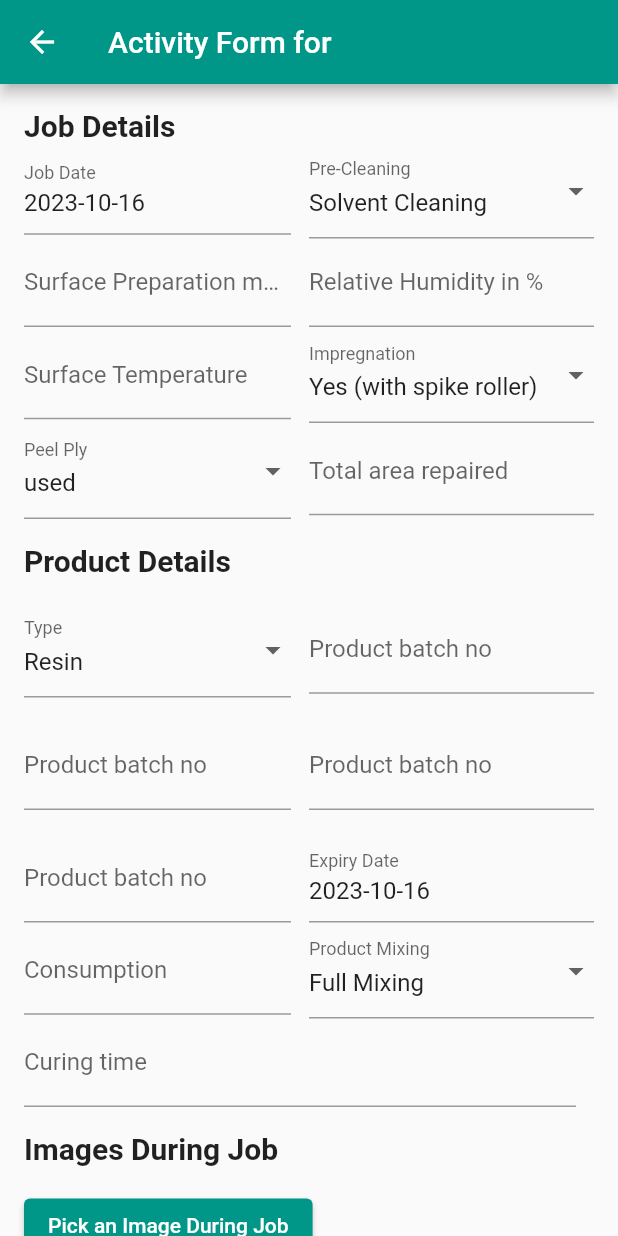
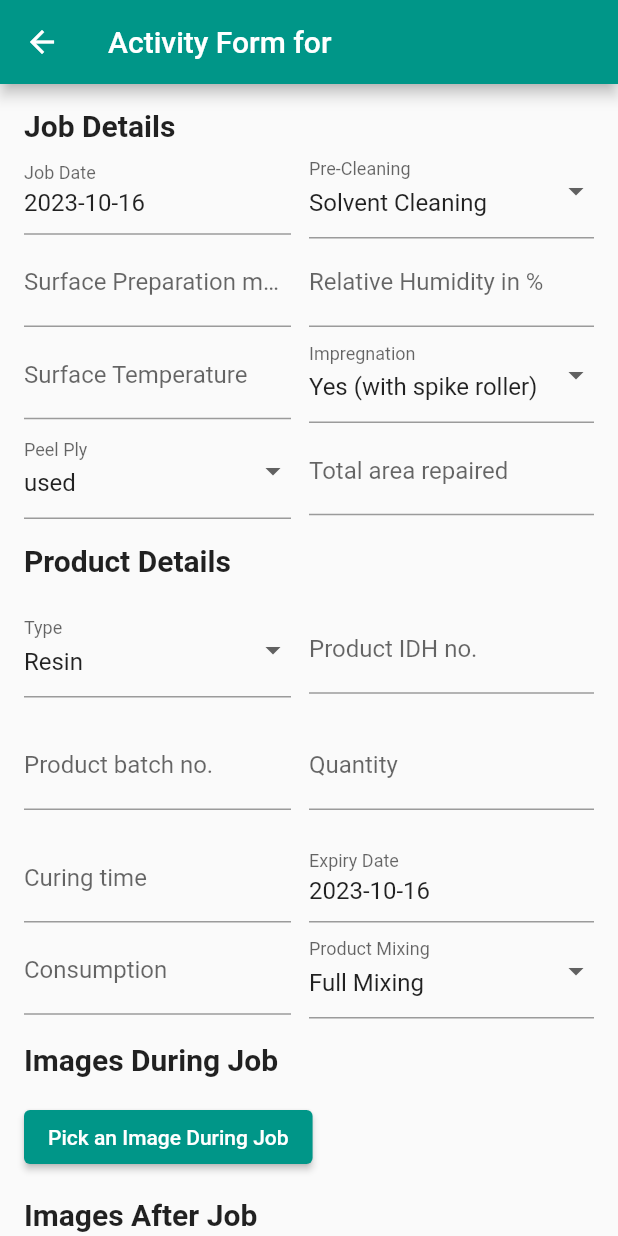
Before and after one commit to hirak214/jcr_app, a Flutter app: the ActivityFormPage screen opened directly with empty values, on a phone screen of 412 x 824 dp. Run offline on Flutter 3.47's test engine with Material 2 defaults, Android fonts, the light colour scheme and no system bars; our stand-ins replace image_picker.

Commit message:
Update: idh and all

```diff
--- a/lib/activity_form.dart
+++ b/lib/activity_form.dart
@@ -55,6 +55,8 @@ class _ActivityFormPageState extends State<ActivityFormPage> {
   late TextEditingController surfacePreparationController = TextEditingController();
   late TextEditingController expiryDateController = TextEditingController();
   late TextEditingController productBatchNoController = TextEditingController();
+  late TextEditingController productIdhNoController = TextEditingController();
+  late TextEditingController productQuantityController = TextEditingController();
   late TextEditingController consumptionController = TextEditingController();
   late TextEditingController curingTimeController = TextEditingController();
   late TextEditingController relativeHumidityController = TextEditingController();
@@ -88,6 +90,8 @@ class _ActivityFormPageState extends State<ActivityFormPage> {
   late String glassCarbonTape = 'Loctite PC 5085';
   late String topCoat = 'Loctite PC 7333';
   late String productBatchNo = '';
+  late String productIdhNo = '';
+  late String productQuantity = '';
   late String consumption = '0';
   late String productMixing = 'Full Mixing';
   late String curingTime = '0';
@@ -104,6 +108,8 @@ class _ActivityFormPageState extends State<ActivityFormPage> {
     surfacePreparationController = TextEditingController();
     expiryDateController = TextEditingController();
     productBatchNoController = TextEditingController();
+    productIdhNoController = TextEditingController();
+    productQuantityController = TextEditingController();
     consumptionController = TextEditingController();
     curingTimeController = TextEditingController();
     relativeHumidityController = TextEditingController();
@@ -160,6 +166,8 @@ class _ActivityFormPageState extends State<ActivityFormPage> {
             'glassCarbonTape': 'Loctite PC 5085',
             'topCoat': 'Loctite PC 7333',
             'productBatchNo': '',
+            'productIdhNo': '',
+            'productQuantity': '',
             'expiryDate': '',
             'consumption': '0',
             'productMixing': 'Full Mixing',
@@ -189,6 +197,8 @@ class _ActivityFormPageState extends State<ActivityFormPage> {
           glassCarbonTapeController.text = existingForm['glassCarbonTape'];
           topCoatController.text = existingForm['topCoat'];
           productBatchNoController.text = existingForm['productBatchNo'];
+          productIdhNoController.text = existingForm['productIdhNo'];
+          productQuantityController.text = existingForm['productQuantity'];
           expiryDateController.text = existingForm['expiryDate'];
           consumptionController.text = existingForm['consumption'];
           productMixingController.text = existingForm['productMixing'];
@@ -211,6 +221,8 @@ class _ActivityFormPageState extends State<ActivityFormPage> {
               existingForm['glassCarbonTape'] ?? 'Loctite PC 5085';
           topCoat = existingForm['topCoat'] ?? 'Loctite PC 7333';
           productBatchNo = existingForm['productBatchNo'] ?? '';
+          productIdhNo = existingForm['productIdhNo'] ?? '';
+          productQuantity = existingForm['productQuantity'] ?? '';
           consumption = existingForm['consumption'] ?? '0';
           productMixing = existingForm['productMixing'] ?? 'Full Mixing';
           curingTime = existingForm['curingTime'] ?? '0';
@@ -508,20 +520,20 @@ class _ActivityFormPageState extends State<ActivityFormPage> {
                       ),
                     ),
                   ),
-                  // Hardener Dropdown
+                  // Product IDH
                   Expanded(
                     child: TextFormField(
-                      controller: productBatchNoController,
+                      controller: productIdhNoController,
                       onChanged: (value) {
                         setState(() {
-                          productBatchNo = value;
+                          productIdhNo = value;
                         });
                       },
                       decoration: const InputDecoration(
-                          labelText: 'Product batch no'),
+                          labelText: 'Product IDH no.'),
                       validator: (value) {
                         if (value == null || value.isEmpty) {
-                          return 'Please enter a valid Product batch no.';
+                          return 'Please enter a valid Product idh no.';
                         }
                         return null;
                       },
@@ -533,7 +545,7 @@ class _ActivityFormPageState extends State<ActivityFormPage> {
               // Row 6
               Row(
                 children: [
-                  // Glass Carbon Tape Dropdown
+                  // Product Batch No
                   Expanded(
                     child: Padding(
                       padding: const EdgeInsets.only(right: 12.0),
@@ -545,7 +557,7 @@ class _ActivityFormPageState extends State<ActivityFormPage> {
                           });
                         },
                         decoration: const InputDecoration(
-                            labelText: 'Product batch no'),
+                            labelText: 'Product batch no.'),
                         validator: (value) {
                           if (value == null || value.isEmpty) {
                             return 'Please enter a valid Product batch no.';
@@ -555,20 +567,20 @@ class _ActivityFormPageState extends State<ActivityFormPage> {
                       ),
                     ),
                   ),
-                  // Top Coat Dropdown
+                  // Quantity
                   Expanded(
                     child: TextFormField(
-                      controller: productBatchNoController,
+                      controller: productQuantityController,
                       onChanged: (value) {
                         setState(() {
-                          productBatchNo = value;
+                          productQuantity = value;
                         });
                       },
                       decoration: const InputDecoration(
-                          labelText: 'Product batch no'),
+                          labelText: 'Quantity'),
                       validator: (value) {
                         if (value == null || value.isEmpty) {
-                          return 'Please enter a valid Product batch no.';
+                          return 'Please enter a valid Quantity no.';
                         }
                         return null;
                       },
@@ -585,17 +597,17 @@ class _ActivityFormPageState extends State<ActivityFormPage> {
                     child: Padding(
                       padding: const EdgeInsets.only(right: 12.0),
                       child: TextFormField(
-                        controller: productBatchNoController,
+                        controller: curingTimeController,
                         onChanged: (value) {
                           setState(() {
-                            productBatchNo = value;
+                            curingTime = value;
                           });
                         },
                         decoration: const InputDecoration(
-                            labelText: 'Product batch no'),
+                            labelText: 'Curing time'),
                         validator: (value) {
                           if (value == null || value.isEmpty) {
-                            return 'Please enter a valid Product batch no.';
+                            return 'Please enter a valid Curing time.';
                           }
                           return null;
                         },
@@ -688,33 +700,6 @@ class _ActivityFormPageState extends State<ActivityFormPage> {
                         }
                         return null;
                       },
-                    ),
-                  ),
-                ],
-              ),
-              // Row 9
-              Row(
-                children: [
-                  // Curing Time
-                  Expanded(
-                    child: Padding(
-                      padding: const EdgeInsets.only(right: 12.0),
-                      child: TextFormField(
-                        controller: curingTimeController,
-                        onChanged: (value) {
-                          setState(() {
-                            curingTime = value;
-                          });
-                        },
-                        decoration: const InputDecoration(
-                            labelText: 'Curing time'),
-                        validator: (value) {
-                          if (value == null || value.isEmpty) {
-                            return 'Please enter a valid Curing time.';
-                          }
-                          return null;
-                        },
-                      ),
                     ),
                   ),
                 ],
@@ -848,6 +833,8 @@ class _ActivityFormPageState extends State<ActivityFormPage> {
       'totalAreaRepaired': totalAreaRepaired,
       'productName': productName,
       'type': type,
+      'productIdhNo': productIdhNo,
+      'productQuantity': productQuantity,
       'hardener': hardener,
       'glassCarbonTape': glassCarbonTape,
       'topCoat': topCoat,
```
